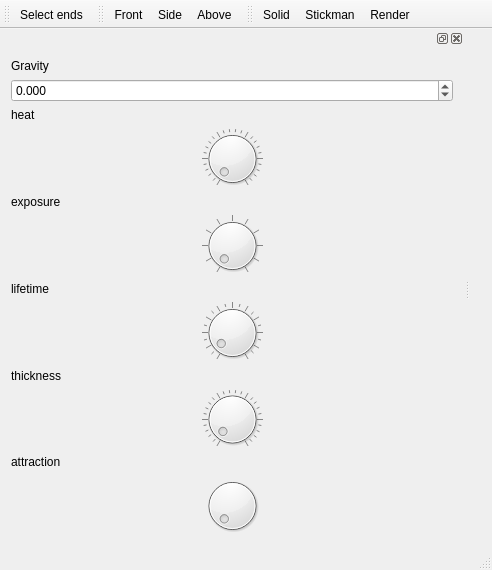
This is src/mainwindow.ui in jhud/abtsynth as Qt 5 draws it before an edit. The edited form follows.
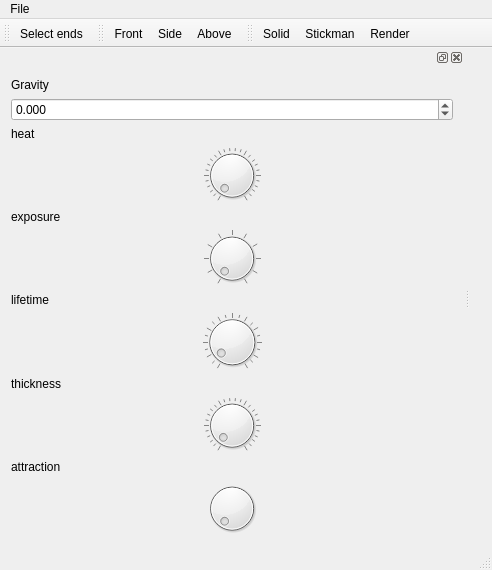
This is the edited form. Custom widgets are drawn as their Qt base class.

What changed in the file:
```diff
--- a/src/mainwindow.ui
+++ b/src/mainwindow.ui
@@ -35,6 +35,14 @@
      <height>25</height>
     </rect>
    </property>
+   <widget class="QMenu" name="menuFile">
+    <property name="title">
+     <string>File</string>
+    </property>
+    <addaction name="action_Load"/>
+    <addaction name="action_Save_as"/>
+   </widget>
+   <addaction name="menuFile"/>
   </widget>
   <widget class="QToolBar" name="mainToolBar">
    <attribute name="toolBarArea">
```
Left out of the diff: 13 changed lines with no effect on the pictures.
